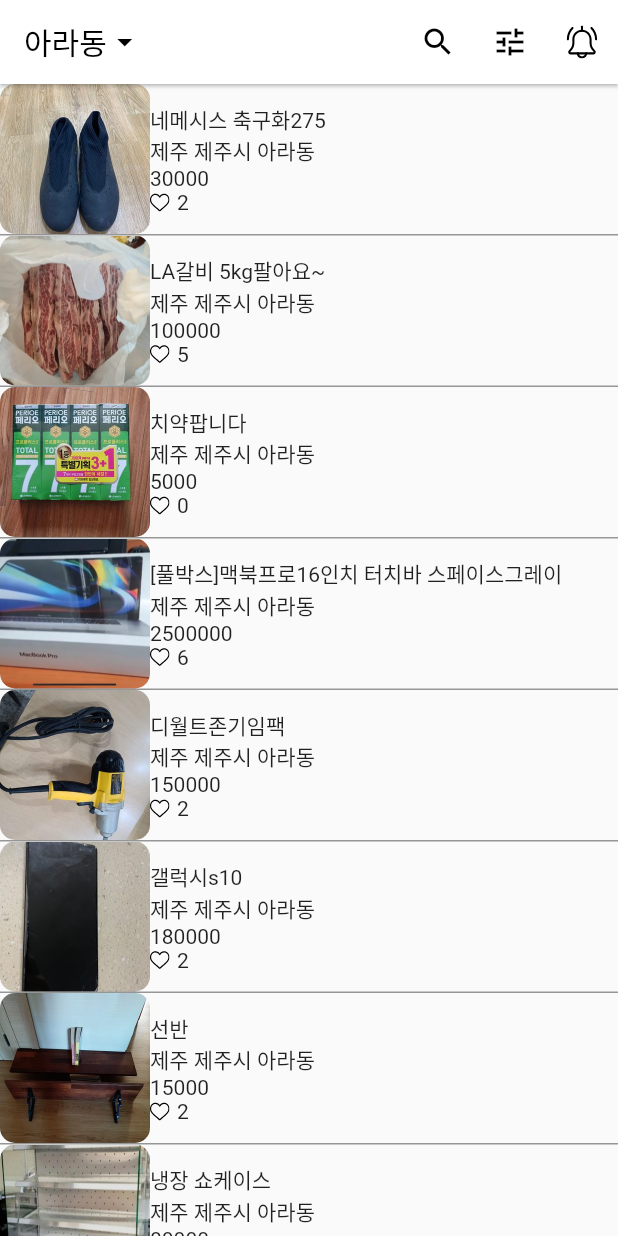
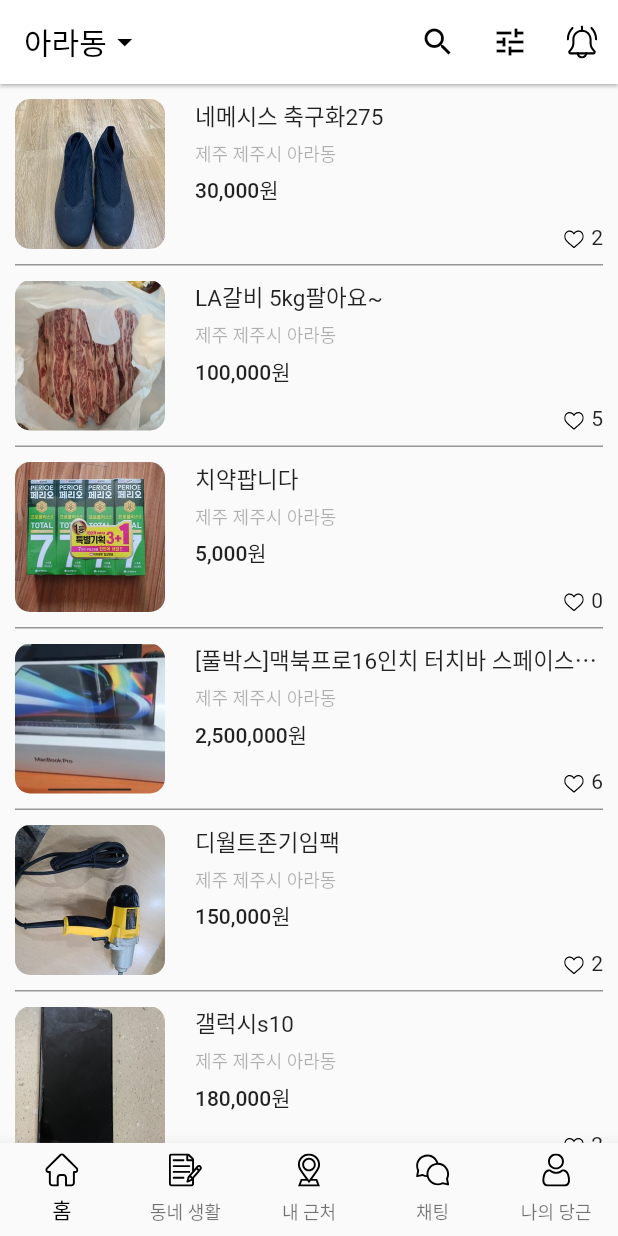
Before and after one commit to MKSonny/IOT_CAPSTONE, a Flutter app: the screen it shows after launch, on a phone screen of 412 x 824 dp. Run offline on Flutter 3.47's test engine with Material 2 defaults, Android fonts, the light colour scheme and no system bars; our stand-ins replace flutter_svg.

Commit message:
바텀네비게이션바 추가

```diff
--- a/front_flutter/lib/page/home.dart
+++ b/front_flutter/lib/page/home.dart
@@ -1,5 +1,6 @@
 import 'package:flutter/material.dart';
 import 'package:flutter_svg/svg.dart';
+import 'package:intl/intl.dart';
 
 class Home extends StatefulWidget {
   const Home({super.key});
@@ -10,10 +11,12 @@
 
 class _HomeState extends State<Home> {
   List<Map<String, String>> datas = [];
+  late int _currentPageIndex;
 
   @override
   void initState() {
     super.initState();
+    _currentPageIndex = 0;
       datas = [
         {
           "image": "assets/images/ara-1.jpg",
@@ -117,28 +120,45 @@
 
   Widget _bodyWidget() {
     return ListView.separated(
+      padding: const EdgeInsets.symmetric(horizontal: 10),
       itemBuilder: (BuildContext _context, int index) {
         return Container(
+          padding: const EdgeInsets.symmetric(vertical: 10), // vertical: 위, 아래에만 적용된다.
           child: Row(
             children: [ClipRRect(
               borderRadius: BorderRadius.all(Radius.circular(10)),
               child: Image.asset(datas[index]["image"]!, width: 100, height: 100,)
               ),
-              Container(
+              Expanded(
+                child: Container(
+                  // color: Colors.blue,
+                  height: 100,
+                  padding: const EdgeInsets.only(left: 20),
                   child: Column(
                     crossAxisAlignment: CrossAxisAlignment.start,
                   children: [
-                Text(datas[index]["title"]!),
-                Text(datas[index]["location"]!),
-                Text(datas[index]["price"]!),
-                Row( // 세로가 아닌 가로로 하트와 좋아요수를 놔야 되기 때문에 Row로 감싸준다.
+                    // overflow: TextOverflow.ellipsis: 문장이 너무 길면 ...으로
+                  Text(datas[index]["title"]!, style: TextStyle(fontSize: 15), overflow: TextOverflow.ellipsis,),
+                    SizedBox(height: 5,),
+                  Text(datas[index]["location"]!, style: TextStyle(fontSize: 12, color: Colors.black.withOpacity(0.3)),),
+                    SizedBox(height: 5,),
+                    Text(calcStringToWon(datas[index]["price"]!), style: TextStyle(fontWeight: FontWeight.w500),),
+                  Expanded( // 위의 3개의 텍스트를 제외한 나머지 공간을 가져간다.
+                    child: Container(
+                      // color: Colors.red,
+                      child: Row( // 세로가 아닌 가로로 하트와 좋아요수를 놔야 되기 때문에 Row로 감싸준다.
+                        mainAxisAlignment: MainAxisAlignment.end,
+                        crossAxisAlignment: CrossAxisAlignment.end,
                         children: [
                           SvgPicture.asset("assets/svg/heart_off.svg", width: 13, height: 13,),
                           SizedBox(width: 5), // 하트와 좋아요수 사이에 빈공간을 만들어준다.
                           Text(datas[index]["likes"]!),
                         ],
                       ),
-              ]),)
+                    ),
+                  ),
+                ]),),
+              )
               ],
             )
           );
@@ -149,12 +169,48 @@
       itemCount: 10);
   }
 
+  final oCcy = new NumberFormat("#,###", "ko_KR");
+  String calcStringToWon(String priceString) {
+    return "${oCcy.format(int.parse(priceString))}원";
+  }
+
+  BottomNavigationBarItem _bottomNavigationBarItem(String iconName, String label) {
+    return BottomNavigationBarItem(
+      icon: Padding(
+        padding: const EdgeInsets.only(bottom: 5),
+        child: SvgPicture.asset("assets/svg/${iconName}_off.svg", width: 22,),
+      ),
+      label: label,
+    );
+  }
+
+  Widget _bottomNavigationBarwidget() {
+    return BottomNavigationBar(
+      // animation
+      type: BottomNavigationBarType.fixed,
+        onTap: (int index) {
+          setState(() {
+            _currentPageIndex = index;
+          });
+        },
+        currentIndex: _currentPageIndex,
+        selectedItemColor: Colors.black,
+        items: [
+          _bottomNavigationBarItem("home", "홈"),
+          _bottomNavigationBarItem("notes", "동네 생활"),
+          _bottomNavigationBarItem("location", "내 근처"),
+          _bottomNavigationBarItem("chat", "채팅"),
+          _bottomNavigationBarItem("user", "나의 당근"),
+        ],
+    );
+  }
+
   @override
   Widget build(BuildContext context) {
     return Scaffold(
       appBar: _appbarWidget(),
       body: _bodyWidget(),
-      // bottomNavigationBar: Container(),
+      bottomNavigationBar: _bottomNavigationBarwidget(),
     );
   }
 }
--- a/front_flutter/pubspec.yaml
+++ b/front_flutter/pubspec.yaml
@@ -36,6 +36,7 @@
   # Use with the CupertinoIcons class for iOS style icons.
   cupertino_icons: ^1.0.2
   flutter_svg: ^2.0.4
+  intl: ^0.18.0
 
 dev_dependencies:
   flutter_test:
```
Also changed, not shown: front_flutter/pubspec.lock. Lines whose indentation alone changed are shown as unchanged.
